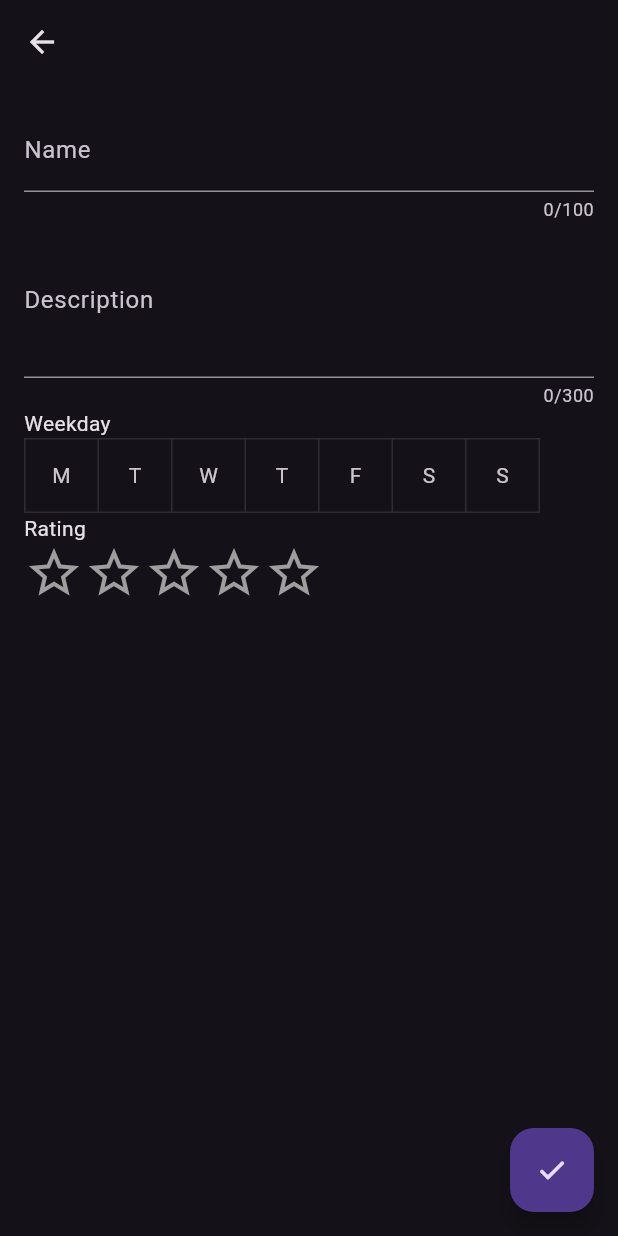
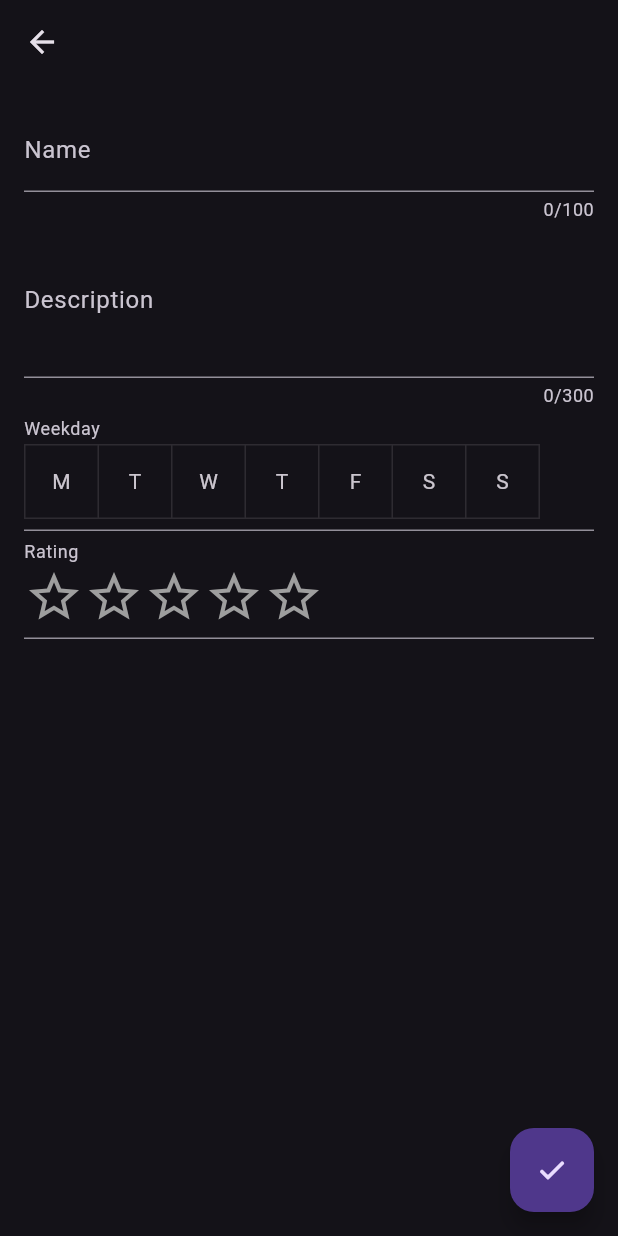
Before and after one commit to RossLaing8417/feed-me, a Flutter app: the AppRecipeEditView screen opened directly, on a phone screen of 412 x 824 dp. Run offline on Flutter 3.47's test engine with Material 3 defaults, Android fonts, the phone set to English and light mode, and no system bars; drawn by our look-alikes of flutter_rating; our stand-ins replace sqflite; accounts and stored records are empty; network calls fail.

Commit message:
wip: decoration

```diff
--- a/lib/views/ingredients.dart
+++ b/lib/views/ingredients.dart
@@ -213,7 +213,7 @@ class _AppIngredientEditViewState extends State<AppIngredientEditView> {
             children: [
               TextFormField(
                 maxLength: 100,
-                decoration: InputDecoration(label: Text("Name")),
+                decoration: InputDecoration(labelText: "Name"),
                 initialValue: _name,
                 validator: (value) {
                   if (value == null || value.isEmpty) {
@@ -226,7 +226,7 @@ class _AppIngredientEditViewState extends State<AppIngredientEditView> {
               NumericStepButtonFormField(
                 minValue: 0,
                 maxValue: 10,
-                label: "Frequency",
+                decoration: InputDecoration(labelText: "Frequency"),
                 initialValue: _frequency,
                 validator: (value) {
                   if (value == null || value == 0) {
--- a/lib/views/recipes.dart
+++ b/lib/views/recipes.dart
@@ -267,9 +267,7 @@ class _AppRecipeEditViewState extends State<AppRecipeEditView> {
             children: [
               TextFormField(
                 maxLength: 100,
-                decoration: InputDecoration(
-                  label: Text("Name"),
-                ),
+                decoration: InputDecoration(labelText: "Name"),
                 initialValue: _name,
                 validator: (value) {
                   if (value == null || value.isEmpty) {
@@ -282,9 +280,7 @@ class _AppRecipeEditViewState extends State<AppRecipeEditView> {
               TextFormField(
                 maxLength: 300,
                 maxLines: 3,
-                decoration: InputDecoration(
-                  label: Text("Description"),
-                ),
+                decoration: InputDecoration(labelText: "Description"),
                 initialValue: _description,
                 validator: (value) {
                   if (value == null || value.isEmpty) {
@@ -295,7 +291,7 @@ class _AppRecipeEditViewState extends State<AppRecipeEditView> {
                 onSaved: (value) => _description = value!,
               ),
               WeekdaySelector(
-                label: "Weekday",
+                decoration: InputDecoration(labelText: "Weekday"),
                 initialValue: _weekday,
                 validator: (value) {
                   if (value == null || value.hasNone()) {
@@ -308,14 +304,16 @@ class _AppRecipeEditViewState extends State<AppRecipeEditView> {
               Column(
                 crossAxisAlignment: CrossAxisAlignment.stretch,
                 children: [
-                  Text("Rating"),
-                  StarRating(
-                    mainAxisAlignment: MainAxisAlignment.start,
-                    size: 40.0,
-                    rating: _rating.toDouble(),
-                    allowHalfRating: false,
-                    onRatingChanged: (value) => setState(() => _rating = value.toInt()),
-                  )
+                  InputDecorator(
+                    decoration: InputDecoration(labelText: "Rating"),
+                    child: StarRating(
+                      mainAxisAlignment: MainAxisAlignment.start,
+                      size: 40.0,
+                      rating: _rating.toDouble(),
+                      allowHalfRating: false,
+                      onRatingChanged: (value) => setState(() => _rating = value.toInt()),
+                    ),
+                  ),
                 ],
               )
             ],
--- a/lib/views/widgets/weekday_selector.dart
+++ b/lib/views/widgets/weekday_selector.dart
@@ -11,7 +11,7 @@ class WeekdaySelector extends FormField<Weekday> {
     super.enabled,
     super.autovalidateMode,
     super.restorationId,
-    String? label,
+    InputDecoration? decoration,
   }) : super(
     builder: (field) {
       final text = <String>[];
@@ -20,11 +20,12 @@ class WeekdaySelector extends FormField<Weekday> {
         text.add(Weekday.fromDay(i).toString());
         selected.add(field.value?.hasDay(i) ?? false);
       }
-      return Column(
-        crossAxisAlignment: CrossAxisAlignment.stretch,
+      return Row(
         children: [
-          if (label != null) Text(label, textAlign: TextAlign.left),
-          ToggleButtons(
+          Expanded(
+            child: InputDecorator(
+              decoration: (decoration ?? InputDecoration()).copyWith(errorText: field.errorText),
+              child: ToggleButtons(
                 isSelected: selected,
                 children: text.map((e) => Text(e[0])).toList(),
                 onPressed: (index) {
@@ -33,8 +34,8 @@ class WeekdaySelector extends FormField<Weekday> {
                   field.didChange(weekday);
                 },
               ),
-          if (field.hasError)
-            Text(field.errorText ?? "", style: TextStyle(color: Colors.red))
+            ),
+          ),
         ],
       );
     },
```
Also changed, not shown: lib/views/widgets/numeric_step_button.dart (+9 -10 lines). Lines whose indentation alone changed are shown as unchanged.
